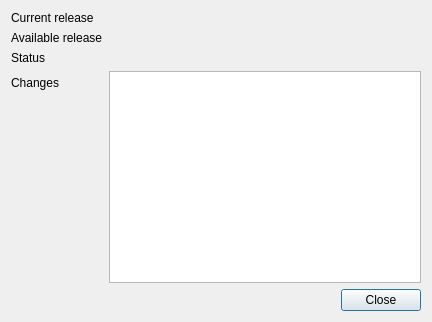
Above: src/gui/formupdate.ui from martinrotter/rssguard before the change. Below: the same form after it.
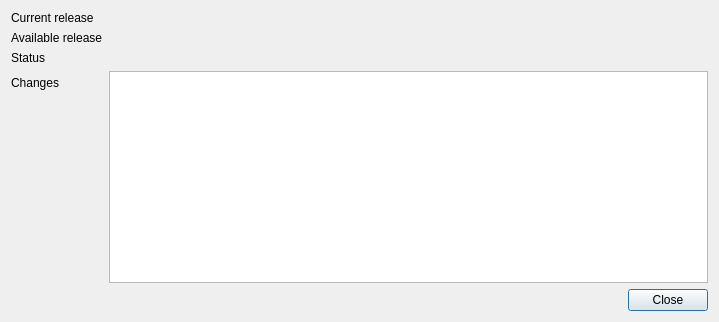
That is the form after the change. Custom widgets are drawn as their Qt base class.

What changed in the file:
```diff
--- a/src/gui/formupdate.ui
+++ b/src/gui/formupdate.ui
@@ -6,7 +6,7 @@
    <rect>
     <x>0</x>
     <y>0</y>
-    <width>432</width>
+    <width>719</width>
     <height>322</height>
    </rect>
   </property>
@@ -65,8 +65,8 @@
         <string notr="true">&lt;!DOCTYPE HTML PUBLIC &quot;-//W3C//DTD HTML 4.0//EN&quot; &quot;http://www.w3.org/TR/REC-html40/strict.dtd&quot;&gt;
 &lt;html&gt;&lt;head&gt;&lt;meta name=&quot;qrichtext&quot; content=&quot;1&quot; /&gt;&lt;style type=&quot;text/css&quot;&gt;
 p, li { white-space: pre-wrap; }
-&lt;/style&gt;&lt;/head&gt;&lt;body style=&quot; font-family:'MS Shell Dlg 2'; font-size:8.25pt; font-weight:400; font-style:normal;&quot;&gt;
-&lt;p style=&quot;-qt-paragraph-type:empty; margin-top:0px; margin-bottom:0px; margin-left:0px; margin-right:0px; -qt-block-indent:0; text-indent:0px; font-size:8pt;&quot;&gt;&lt;br /&gt;&lt;/p&gt;&lt;/body&gt;&lt;/html&gt;</string>
+&lt;/style&gt;&lt;/head&gt;&lt;body style=&quot; font-family:'Sans Serif'; font-size:9pt; font-weight:400; font-style:normal;&quot;&gt;
+&lt;p style=&quot;-qt-paragraph-type:empty; margin-top:0px; margin-bottom:0px; margin-left:0px; margin-right:0px; -qt-block-indent:0; text-indent:0px; font-family:'MS Shell Dlg 2'; font-size:8pt;&quot;&gt;&lt;br /&gt;&lt;/p&gt;&lt;/body&gt;&lt;/html&gt;</string>
        </property>
        <property name="textInteractionFlags">
         <set>Qt::LinksAccessibleByMouse|Qt::TextSelectableByMouse</set>
```
